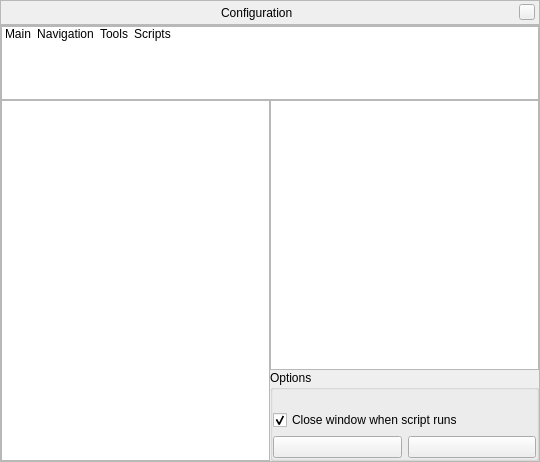
This is src/gui/configurationDialog.ui in 519984307/stellarium_src as Qt 5 draws it before an edit. The edited form follows.
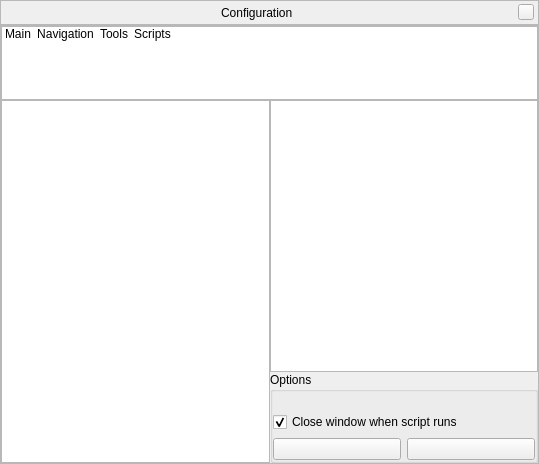
This is the edited form. Icons and pictures are not drawn. Custom widgets are drawn as their Qt base class.

What changed in the file:
```diff
--- a/src/gui/configurationDialog.ui
+++ b/src/gui/configurationDialog.ui
@@ -6,8 +6,8 @@
    <rect>
     <x>0</x>
     <y>0</y>
-    <width>540</width>
-    <height>462</height>
+    <width>539</width>
+    <height>464</height>
    </rect>
   </property>
   <property name="windowTitle">
```
